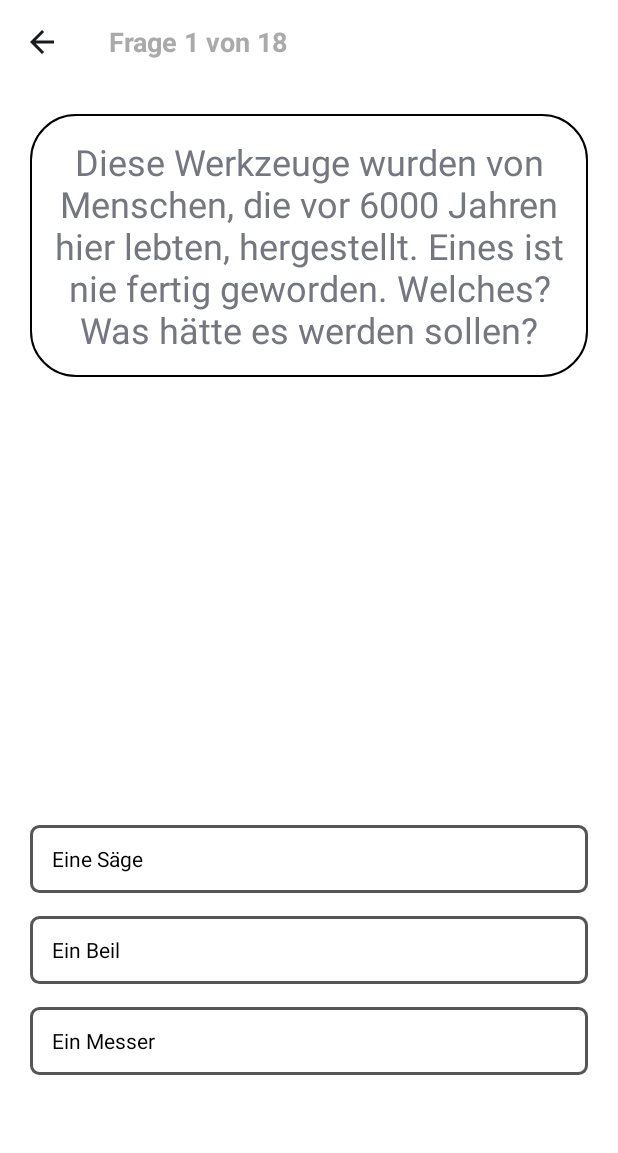
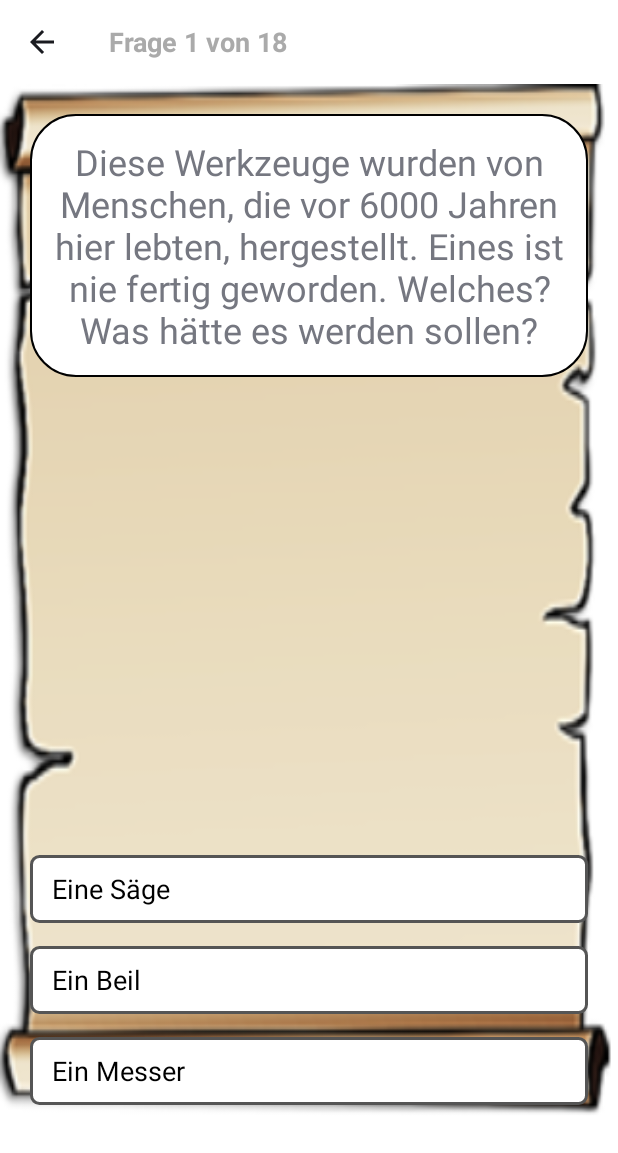
Before and after one commit to gorantomas/InnoLab-MuseumApp, an Android app: the MainActivity screen opened directly, with no data from a screen before it, after a tap on "WEITER", on a phone screen of 412 x 824 dp. Shown: the top 1153 px of the screen. Run offline under Robolectric (Android 15) with nearby library versions, the light colour scheme and no system bars.

Commit message:
-updates

```diff
--- a/app/src/main/java/li/uni/flmuseum/MainActivity.java
+++ b/app/src/main/java/li/uni/flmuseum/MainActivity.java
@@ -5,6 +5,8 @@ import android.content.Intent;
 import android.content.SharedPreferences;
 import android.content.res.Resources;
 import android.os.Bundle;
+
+import android.text.method.ScrollingMovementMethod;
 import android.view.Gravity;
 import android.view.LayoutInflater;
 import android.view.View;
@@ -740,6 +742,7 @@ public class MainActivity extends Activity implements View.OnClickListener, Comp
       routeNext.setOnClickListener(this);
       routeNext.setText("Weiter");
       tv_route = (TextView) findViewById(R.id.textView4);
+      tv_route.setMovementMethod(new ScrollingMovementMethod());
       popupWindow = null;
    }
 
--- a/app/src/main/java/li/uni/flmuseum/StartActivity.java
+++ b/app/src/main/java/li/uni/flmuseum/StartActivity.java
@@ -1,6 +1,8 @@
 package li.uni.flmuseum;
 
 import android.app.Activity;
+
+import android.content.Context;
 import android.content.Intent;
 import android.os.Bundle;
 import android.text.Editable;
@@ -106,7 +108,7 @@ public class StartActivity extends Activity implements View.OnClickListener, Com
    }
 
    public void onFocusChange(View v, boolean hasFocus){
-      InputMethodManager imm = (InputMethodManager) getSystemService(this.INPUT_METHOD_SERVICE);
+      InputMethodManager imm = (InputMethodManager) getSystemService(INPUT_METHOD_SERVICE);
       if(editTextName.hasFocus())
       {
          imm.showSoftInput(v, 0);
--- a/app/src/main/res/drawable/rounded_corner2.xml
+++ b/app/src/main/res/drawable/rounded_corner2.xml
@@ -12,4 +12,6 @@
         android:top="1dp" />
 
     <corners android:radius="30dp" />
+
+
 </shape>
--- a/app/src/main/res/layout/act_mainquestion.xml
+++ b/app/src/main/res/layout/act_mainquestion.xml
@@ -3,8 +3,16 @@
                 android:layout_width="match_parent"
                 android:layout_height="match_parent"
                 android:baselineAligned="false"
+                android:orientation="vertical">
+
+    <RelativeLayout xmlns:android="http://schemas.android.com/apk/res/android"
+                    android:layout_width="match_parent"
+                    android:layout_height="match_parent"
+                    android:baselineAligned="false"
                     android:orientation="vertical"
-                android:weightSum="1">
+                    android:background="@drawable/schriftrolle"
+                    android:layout_above="@+id/mainQuestNext">
+
 
         <TextView
             android:id="@+id/textView3"
@@ -12,6 +20,7 @@
             android:layout_height="wrap_content"
             android:layout_marginEnd="20dp"
             android:layout_marginStart="20dp"
+
             android:layout_marginTop="20dp"
             android:background="@drawable/rounded_corner2"
             android:gravity="center"
@@ -21,6 +30,60 @@
             android:paddingTop="15dp"
             android:text="@string/quest10"
             android:textSize="24sp"/>
+
+
+        <RadioGroup
+            android:layout_width="match_parent"
+            android:layout_height="wrap_content"
+            android:paddingBottom="15dp"
+            android:layout_alignParentBottom="true"
+            android:layout_alignStart="@+id/textView3"
+            android:layout_alignEnd="@+id/textView3">
+
+            <RadioButton
+                android:id="@+id/rB1"
+                android:layout_width="match_parent"
+                android:layout_height="45dp"
+                android:layout_gravity="center_horizontal"
+                android:background="@drawable/radiobuttonstyle"
+                android:button="@android:color/transparent"
+                android:gravity="center_vertical"
+                android:paddingLeft="15dp"
+                android:paddingRight="15dp"
+                android:text="Antwort 1"
+                android:textSize="18sp"/>
+
+            <RadioButton
+                android:id="@+id/rB2"
+                android:layout_width="match_parent"
+                android:layout_height="45dp"
+                android:layout_gravity="center_horizontal"
+                android:layout_marginTop="15dp"
+                android:background="@drawable/radiobuttonstyle"
+                android:button="@android:color/transparent"
+                android:gravity="center_vertical"
+                android:paddingLeft="15dp"
+                android:paddingRight="15dp"
+                android:text="Antwort 2"
+                android:textSize="18sp"/>
+
+            <RadioButton
+                android:id="@+id/rB3"
+                android:layout_width="match_parent"
+                android:layout_height="45dp"
+                android:layout_gravity="center_horizontal"
+                android:layout_marginTop="15dp"
+                android:background="@drawable/radiobuttonstyle"
+                android:button="@android:color/transparent"
+                android:gravity="center_vertical"
+                android:paddingLeft="15dp"
+                android:paddingRight="15dp"
+                android:text="Antwort 3"
+                android:textSize="18sp"/>
+
+        </RadioGroup>
+
+    </RelativeLayout>
 
     <Button
         android:id="@+id/mainQuestNext"
@@ -34,55 +97,4 @@
         android:layout_weight="0.15"
         android:background="@drawable/arrow_right"
         android:text="Weiter"/>
-
-    <RadioGroup
-        android:layout_width="match_parent"
-        android:layout_height="wrap_content"
-        android:layout_above="@+id/mainQuestNext"
-        android:layout_alignParentStart="true"
-        android:layout_centerHorizontal="false"
-        android:layout_centerVertical="false"
-        android:layout_marginEnd="20dp"
-        android:layout_marginStart="20dp"
-        android:paddingBottom="35dp">
-
-        <RadioButton
-            android:id="@+id/rB1"
-            android:layout_width="match_parent"
-            android:layout_height="45dp"
-            android:layout_gravity="center_horizontal"
-            android:background="@drawable/radiobuttonstyle"
-            android:button="@android:color/transparent"
-            android:gravity="center_vertical"
-            android:paddingLeft="15dp"
-            android:paddingRight="15dp"
-            android:text="Antwort 1"/>
-
-        <RadioButton
-            android:id="@+id/rB2"
-            android:layout_width="match_parent"
-            android:layout_height="45dp"
-            android:layout_gravity="center_horizontal"
-            android:layout_marginTop="15dp"
-            android:background="@drawable/radiobuttonstyle"
-            android:button="@android:color/transparent"
-            android:gravity="center_vertical"
-            android:paddingLeft="15dp"
-            android:paddingRight="15dp"
-            android:text="Antwort 2"/>
-
-        <RadioButton
-            android:id="@+id/rB3"
-            android:layout_width="match_parent"
-            android:layout_height="45dp"
-            android:layout_gravity="center_horizontal"
-            android:layout_marginTop="15dp"
-            android:background="@drawable/radiobuttonstyle"
-            android:button="@android:color/transparent"
-            android:gravity="center_vertical"
-            android:paddingLeft="15dp"
-            android:paddingRight="15dp"
-            android:text="Antwort 3"/>
-
-    </RadioGroup>
 </RelativeLayout>
--- a/app/src/main/res/layout/popup.xml
+++ b/app/src/main/res/layout/popup.xml
@@ -30,6 +30,7 @@
                 android:id="@+id/imageViewPopUp"
                 android:layout_width="fill_parent"
                 android:layout_height="wrap_content"
+                android:contentDescription="Popup Bild"
                 android:scaleType="fitCenter"/>
             <!--
                         <Button
```
Also changed, not shown: app/src/main/res/layout/act_route.xml (+14 -12 lines), app/src/main/res/layout/start.xml (+12 -7 lines). Lines whose indentation alone changed are shown as unchanged.
